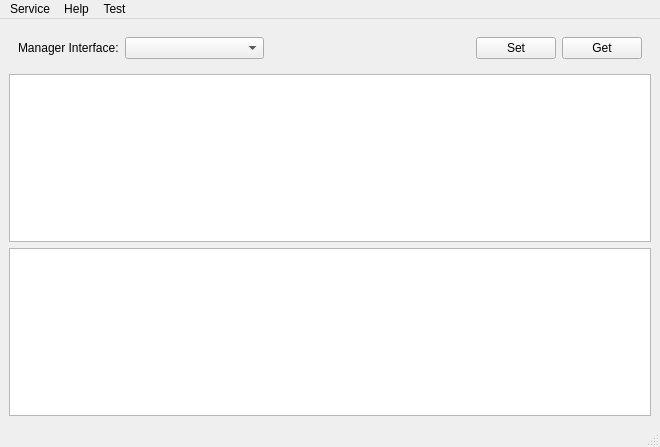
The window that qiperftray/src/qiperftray.ui (coolshou/qiperf) describes before a commit, drawn with Qt 5.
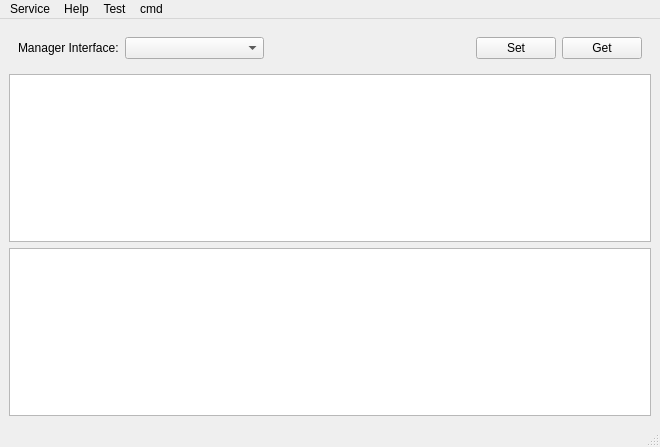
The same window after the commit. Icons and pictures are not drawn.

The edit to the form file:
```diff
--- a/qiperftray/src/qiperftray.ui
+++ b/qiperftray/src/qiperftray.ui
@@ -114,9 +114,16 @@
     </property>
     <addaction name="actionNotice"/>
    </widget>
+   <widget class="QMenu" name="menucmd">
+    <property name="title">
+     <string>cmd</string>
+    </property>
+    <addaction name="actionIperfVersion"/>
+   </widget>
    <addaction name="menuService"/>
    <addaction name="menuHelp"/>
    <addaction name="menuTest"/>
+   <addaction name="menucmd"/>
   </widget>
   <action name="actionAbout">
    <property name="icon">
```
Left out of the diff: 5 changed lines with no effect on the pictures.
